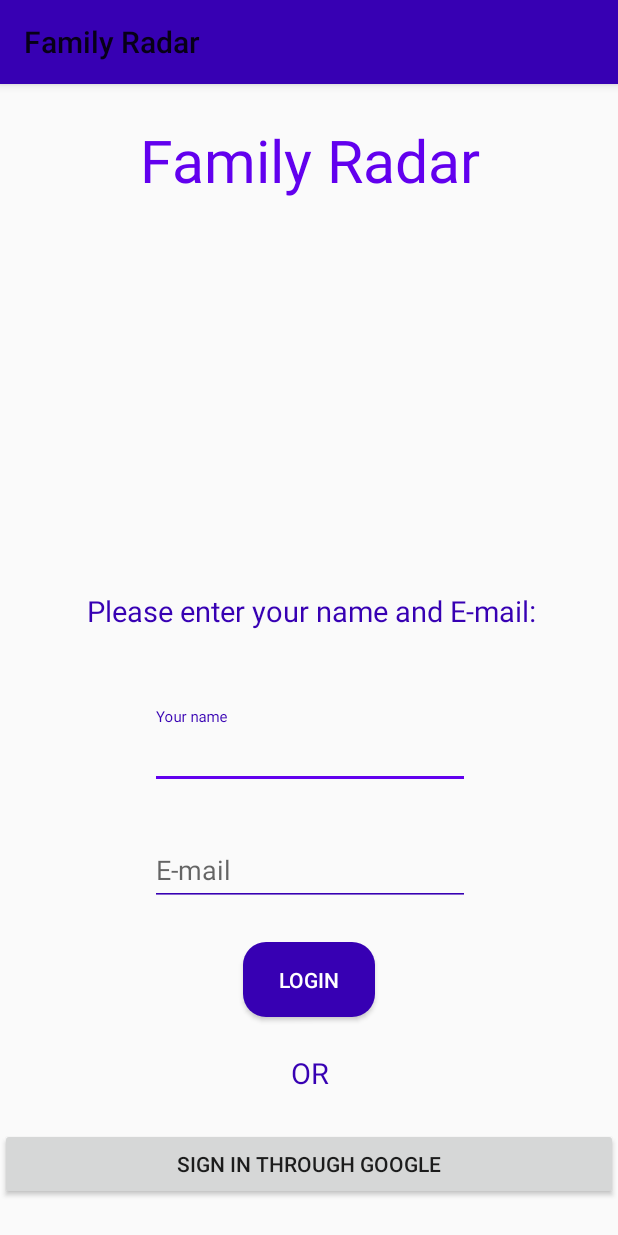
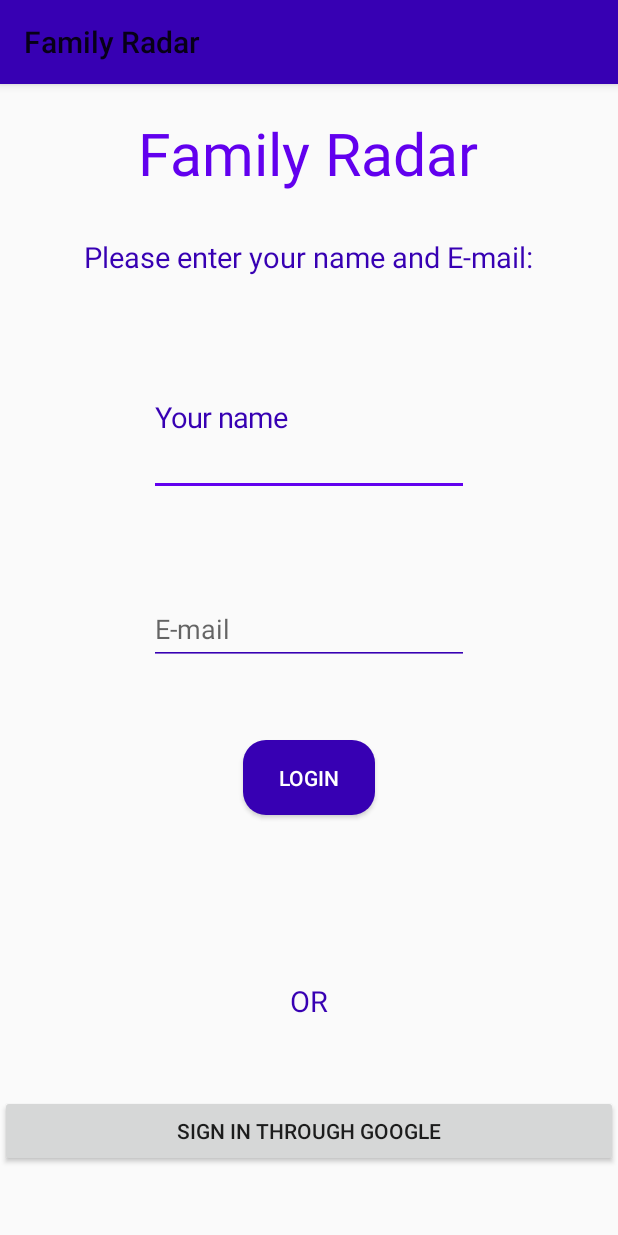
Before and after one commit to Rend1x/FamilyRadar, an Android app: the screen it shows after launch (SingInActivity), on a phone screen of 412 x 824 dp. Run offline under Robolectric (Android 15) with nearby library versions, the phone set to English and light mode, and no system bars; our stand-ins replace Firebase (no records; nobody signed in at launch, a user with empty details on screens opened directly); plain views replace GoogleSignInButton.

Commit message:
commit#6 Добавил таблицу пользователей. Убрал Constrain.

```diff
--- a/app/src/main/java/com/example/asus/familyradar/model/SQlite/FamilyListGoogle.java
+++ b/app/src/main/java/com/example/asus/familyradar/model/SQlite/FamilyList.java
@@ -2,7 +2,7 @@ package com.example.asus.familyradar.model.SQlite;
 
 import android.provider.BaseColumns;
 
-public class FamilyListGoogle {
+public class FamilyList {
 
     public static final class FamilyListEntry implements BaseColumns {
 
--- a/app/src/main/java/com/example/asus/familyradar/model/adapter/FamilyListAdapter.java
+++ b/app/src/main/java/com/example/asus/familyradar/model/adapter/FamilyListAdapter.java
@@ -42,7 +42,7 @@ public class FamilyListAdapter extends RecyclerView.Adapter<FamilyListAdapter.Vi
         holder.userName.setText(userList.get(position).getName());
         holder.userEmail.setText(userList.get(position).getEmail());
 
-        if (userList.get(position).getPhoto() == 0) {
+        if (userList.get(position).getPhoto() == null) {
             holder.userPhoto.setImageDrawable(ContextCompat.getDrawable(context,
                     R.drawable.ic_account_circle_black_36dp));
         } else {
--- a/app/src/main/java/com/example/asus/familyradar/view/fragment/AddFriendFragment.java
+++ b/app/src/main/java/com/example/asus/familyradar/view/fragment/AddFriendFragment.java
@@ -61,11 +61,11 @@ public class AddFriendFragment extends Fragment {
 
         user.setName(friendName.getText().toString().trim());
         user.setEmail(friendEmail.getText().toString().trim());
-        user.setPhoto(R.drawable.ic_account_circle_black_36dp);
+        user.setPhoto(String.valueOf(R.drawable.ic_account_circle_black_36dp));
         user.setLatitude(1);
         user.setLongitude(1);
 
-        databaseHelper.addUser(user);
+        databaseHelper.addFamily(user);
 
         Intent accountsIntent = new Intent(getActivity(), FamilyListActivity.class);
         Toast.makeText(getActivity(), "Add Successful!", Toast.LENGTH_SHORT)
@@ -85,5 +85,4 @@ public class AddFriendFragment extends Fragment {
         user = new User();
     }
 
-
 }
--- /dev/null
+++ b/app/src/main/res/drawable/ic_refresh_black_24dp.xml
@@ -0,0 +1,5 @@
+<vector android:height="24dp" android:tint="#FFFFFF"
+    android:viewportHeight="24.0" android:viewportWidth="24.0"
+    android:width="24dp" xmlns:android="http://schemas.android.com/apk/res/android">
+    <path android:fillColor="#FF000000" android:pathData="M17.65,6.35C16.2,4.9 14.21,4 12,4c-4.42,0 -7.99,3.58 -7.99,8s3.57,8 7.99,8c3.73,0 6.84,-2.55 7.73,-6h-2.08c-0.82,2.33 -3.04,4 -5.65,4 -3.31,0 -6,-2.69 -6,-6s2.69,-6 6,-6c1.66,0 3.14,0.69 4.22,1.78L13,11h7V4l-2.35,2.35z"/>
+</vector>
--- a/app/src/main/res/layout/activity_sing_in.xml
+++ b/app/src/main/res/layout/activity_sing_in.xml
@@ -1,50 +1,60 @@
 <?xml version="1.0" encoding="utf-8"?>
-<android.support.constraint.ConstraintLayout xmlns:android="http://schemas.android.com/apk/res/android"
+<LinearLayout xmlns:android="http://schemas.android.com/apk/res/android"
     xmlns:app="http://schemas.android.com/apk/res-auto"
     xmlns:tools="http://schemas.android.com/tools"
     android:layout_width="match_parent"
     android:layout_height="match_parent"
+    android:orientation="vertical"
+    android:weightSum="1"
     tools:context=".view.SingInActivity"
     >
+
+
+    <LinearLayout
+        android:layout_width="match_parent"
+        android:layout_height="wrap_content"
+        android:layout_gravity="top"
+        android:gravity="center"
+        android:layout_weight="0.15"
+        android:orientation="vertical"
+        android:visibility="visible">
 
         <TextView
             android:id="@+id/appName"
             android:layout_width="wrap_content"
             android:layout_height="wrap_content"
-        android:layout_marginBottom="24dp"
-        android:layout_marginTop="24dp"
+            android:layout_marginBottom="30dp"
             android:text="@string/app_name"
             android:theme="@style/MyTextViewAppName"
-        app:layout_constraintBottom_toTopOf="@+id/appInfo"
-        app:layout_constraintEnd_toEndOf="parent"
-        app:layout_constraintHorizontal_bias="0.507"
-        app:layout_constraintStart_toStartOf="parent"
-        app:layout_constraintTop_toTopOf="parent"
-        app:layout_constraintVertical_bias="0.0" />
+             />
 
         <TextView
             android:id="@+id/appInfo"
             android:layout_width="wrap_content"
             android:layout_height="wrap_content"
-        android:layout_marginBottom="52dp"
             android:text="@string/app_info"
             android:theme="@style/MyTextViewInfo"
-        app:layout_constraintBottom_toTopOf="@+id/input_name"
-        app:layout_constraintEnd_toEndOf="parent"
-        app:layout_constraintHorizontal_bias="0.516"
-        app:layout_constraintStart_toStartOf="parent" />
+            />
 
+
+    </LinearLayout>
+
+
+    <LinearLayout
+        android:layout_width="match_parent"
+        android:layout_height="wrap_content"
+        android:layout_gravity="center"
+        android:gravity="center"
+        android:layout_weight="0.5"
+        android:orientation="vertical">
 
         <android.support.design.widget.TextInputLayout
             android:id="@+id/input_name"
             android:layout_width="wrap_content"
             android:layout_height="wrap_content"
-        android:layout_marginBottom="24dp"
+            android:layout_marginBottom="50dp"
             app:hintTextAppearance="@style/MyHintText"
-        app:layout_constraintBottom_toTopOf="@+id/input_email"
-        app:layout_constraintEnd_toEndOf="parent"
-        app:layout_constraintHorizontal_bias="0.502"
-        app:layout_constraintStart_toStartOf="parent">
+          >
 
             <android.support.design.widget.TextInputEditText
                 android:id="@+id/enter_name"
@@ -63,12 +73,9 @@
             android:id="@+id/input_email"
             android:layout_width="wrap_content"
             android:layout_height="wrap_content"
-        android:layout_marginBottom="24dp"
+            android:layout_marginBottom="50dp"
             app:hintTextAppearance="@style/MyHintText"
-        app:layout_constraintBottom_toTopOf="@+id/singInButton"
-        app:layout_constraintEnd_toEndOf="parent"
-        app:layout_constraintHorizontal_bias="0.502"
-        app:layout_constraintStart_toStartOf="parent">
+          >
 
             <android.support.design.widget.TextInputEditText
                 android:id="@+id/enter_email"
@@ -79,46 +86,50 @@
                 android:inputType="textEmailAddress"
                 android:textColor="@color/colorPrimary"
                 android:theme="@style/MyEditText"
-            app:layout_constraintEnd_toEndOf="parent"
-            app:layout_constraintHorizontal_bias="0.326"
-            app:layout_constraintStart_toStartOf="parent" />
+              />
         </android.support.design.widget.TextInputLayout>
-
 
         <Button
             android:id="@+id/singInButton"
             android:layout_width="wrap_content"
             android:layout_height="wrap_content"
-        android:layout_marginBottom="24dp"
+            android:layout_gravity="bottom|center"
             android:background="@drawable/rounded_button"
             android:text="@string/login"
             android:textColor="@color/colorAccent"
-        app:layout_constraintBottom_toTopOf="@+id/textOr"
-        app:layout_constraintEnd_toEndOf="parent"
-        app:layout_constraintStart_toStartOf="parent" />
+          />
+
+
+    </LinearLayout>
+
+    <LinearLayout
+        android:layout_width="match_parent"
+        android:layout_height="wrap_content"
+        android:layout_gravity="end"
+        android:gravity="center"
+        android:layout_weight="0.35"
+        android:orientation="vertical">
 
         <TextView
             android:id="@+id/textOr"
             android:layout_width="wrap_content"
             android:layout_height="wrap_content"
-        android:layout_marginBottom="24dp"
+            android:layout_marginBottom="50dp"
+            android:layout_gravity="center|top"
             android:text="@string/or"
-        android:theme="@style/MyTextViewInfo"
-        app:layout_constraintBottom_toTopOf="@+id/login_button_google"
-        app:layout_constraintEnd_toEndOf="parent"
-        app:layout_constraintHorizontal_bias="0.501"
-        app:layout_constraintStart_toStartOf="parent" />
+            android:theme="@style/MyTextViewInfo" />
 
         <com.shobhitpuri.custombuttons.GoogleSignInButton
             android:id="@+id/login_button_google"
-        android:layout_width="0dp"
+            android:layout_width="match_parent"
+            android:layout_gravity="bottom"
             android:layout_height="wrap_content"
-        android:layout_marginBottom="24dp"
             android:text="@string/authGoogle"
-        app:isDarkTheme="true"
-        app:layout_constraintBottom_toBottomOf="parent"
-        app:layout_constraintEnd_toEndOf="parent"
-        app:layout_constraintHorizontal_bias="0.0"
-        app:layout_constraintStart_toStartOf="parent" />
+            app:isDarkTheme="true" />
 
-</android.support.constraint.ConstraintLayout>
+    </LinearLayout>
+
+
+
+
+</LinearLayout>
--- a/app/src/main/res/values/styles.xml
+++ b/app/src/main/res/values/styles.xml
@@ -17,6 +17,7 @@
 
     <style name="MyHintText" parent="Theme.AppCompat.Light.NoActionBar">
         <item name="android:textColor">@color/colorPrimary</item>
+        <item name="android:textSize">19sp</item>
     </style>
 
     <style name="MyEditText" parent="Theme.AppCompat.Light.NoActionBar">
```
Also changed, not shown: app/src/main/java/com/example/asus/familyradar/model/SQlite/DatabaseHelper.java (+69 -26 lines), app/src/main/java/com/example/asus/familyradar/model/SQlite/UserList.java (added, +18 -0 lines), app/src/main/java/com/example/asus/familyradar/model/User.java (+13 -3 lines), app/src/main/java/com/example/asus/familyradar/view/MapsActivity.java (+120 -18 lines), app/src/main/java/com/example/asus/familyradar/view/SingInActivity.java (+0 -11 lines), app/src/main/res/layout/activity_maps.xml (+6 -5 lines), app/src/main/res/layout/fragment_add_friend.xml (+33 -38 lines), app/src/main/res/menu/main_menu.xml (+7 -0 lines). Lines whose indentation alone changed are shown as unchanged.
